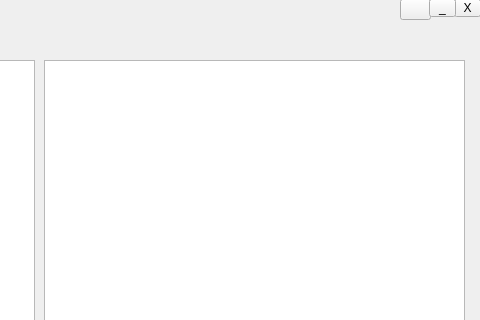
Qt form shellusb/ShellUSB_v0_5/shellusb.ui (kuntae/shellusb) before a commit; both pictures show x 206 to 686 and y 0 to 320 of the 686 by 466 pixel window.
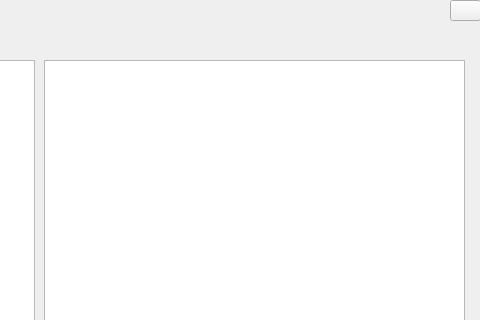
The same form after that commit.

```diff
--- a/shellusb/ShellUSB_v0_5/shellusb.ui
+++ b/shellusb/ShellUSB_v0_5/shellusb.ui
@@ -71,8 +71,8 @@
   <widget class="QPushButton" name="help_btn">
    <property name="geometry">
     <rect>
-     <x>606</x>
-     <y>-1</y>
+     <x>656</x>
+     <y>0</y>
      <width>31</width>
      <height>21</height>
     </rect>
@@ -117,32 +117,6 @@
     </rect>
    </property>
   </widget>
-  <widget class="QToolButton" name="toolButton">
-   <property name="geometry">
-    <rect>
-     <x>660</x>
-     <y>-1</y>
-     <width>27</width>
-     <height>18</height>
-    </rect>
-   </property>
-   <property name="text">
-    <string>X</string>
-   </property>
-  </widget>
-  <widget class="QToolButton" name="toolButton_2">
-   <property name="geometry">
-    <rect>
-     <x>635</x>
-     <y>-1</y>
-     <width>27</width>
-     <height>18</height>
-    </rect>
-   </property>
-   <property name="text">
-    <string>_</string>
-   </property>
-  </widget>
  </widget>
  <resources/>
  <connections/>
```
